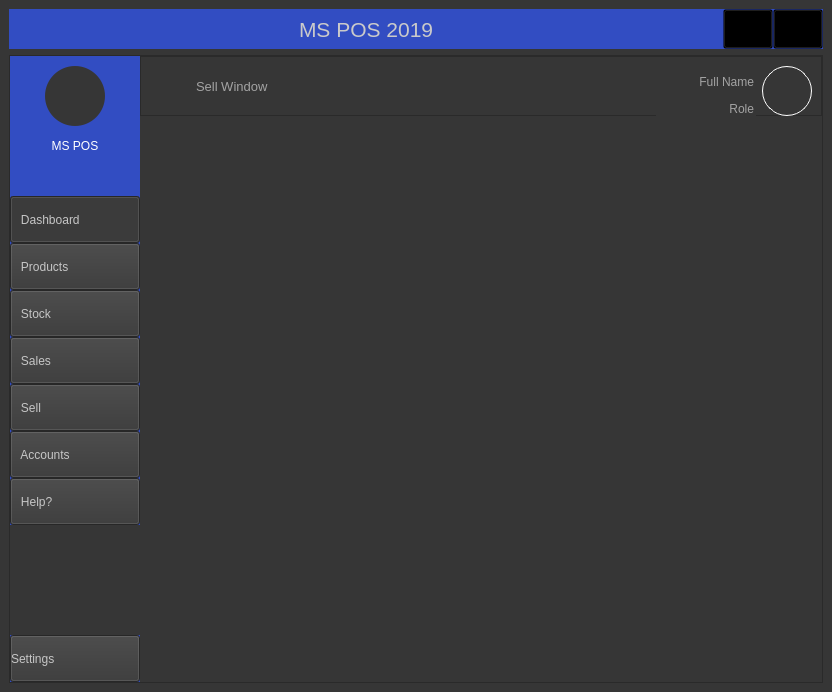
Before: the Qt Designer form msale/forms/main.ui in ermolalex/Point-Of-Sale-PyQt-PySide, drawn with Qt 5.
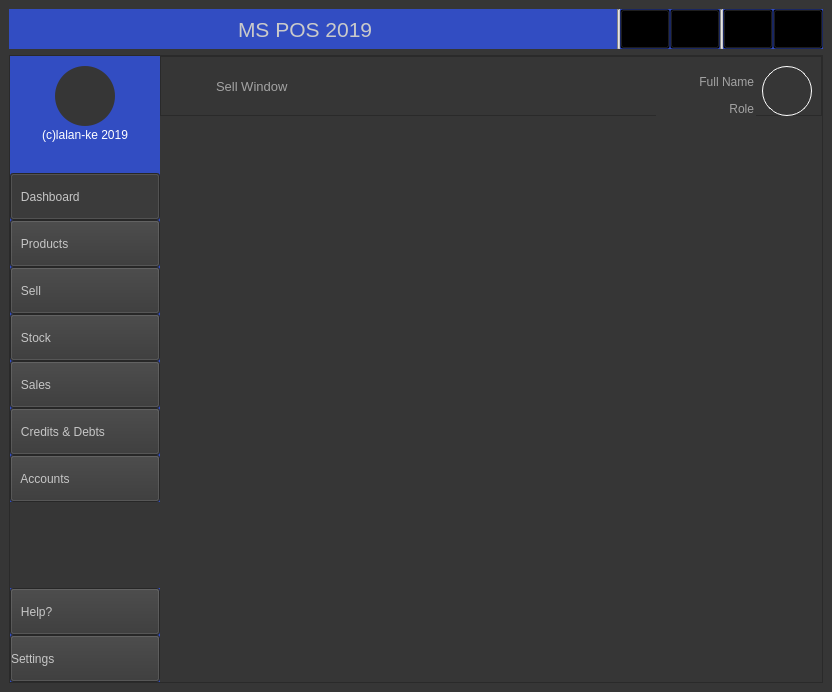
After: the same form once the commit is applied. Icons and pictures are not drawn.

```diff
--- a/msale/forms/main.ui
+++ b/msale/forms/main.ui
@@ -14,7 +14,7 @@
    <string>MainWindow</string>
   </property>
   <property name="styleSheet">
-   <string notr="true">*{
+   <string notr="true"> QWidget{
 font-size:12px Arial;
 margin:0px;
 padding:0px;
@@ -42,6 +42,35 @@
 font: 16pt ;
 color: rgb(202, 202, 202);
 background-color:Transparent
+}
+QPushButton#aboutBtn{
+background-color:Transparent;
+}
+QPushButton#helpBtn{
+background-color:Transparent;
+}
+QPushButton#aboutBtn:hover{
+background-color: rgb(28, 183, 255);
+}
+QPushButton#helpBtn:hover{
+background-color: rgb(28, 183, 255);
+}
+QPushButton#aboutBtn:pressed{
+background-color: rgba(28, 183, 255, 190);
+}
+QPushButton#helpBtn:pressed{
+background-color: rgba(28, 183, 255, 190);
+}
+
+QPushButton#notificationBtn{
+border:none;
+background-color:transparent;
+}
+QPushButton#notificationBtn:hover{
+border:2px solid white;
+}
+QPushButton#notificationBtn:pressed{
+border:3px solid grey;
 }</string>
   </property>
   <widget class="QWidget" name="centralwidget">
@@ -60,6 +89,9 @@
         <height>40</height>
        </size>
       </property>
+      <property name="styleSheet">
+       <string notr="true"/>
+      </property>
       <layout class="QHBoxLayout" name="horizontalLayout_3">
        <property name="spacing">
         <number>0</number>
@@ -103,12 +135,104 @@
          </property>
          <property name="sizeHint" stdset="0">
           <size>
-           <width>228</width>
+           <width>40</width>
            <height>20</height>
           </size>
          </property>
         </spacer>
        </item>
+       <item>
+        <widget class="QPushButton" name="notificationBtn">
+         <property name="enabled">
+          <bool>false</bool>
+         </property>
+         <property name="minimumSize">
+          <size>
+           <width>50</width>
+           <height>40</height>
+          </size>
+         </property>
+         <property name="toolTip">
+          <string>Open notifications</string>
+         </property>
+         <property name="styleSheet">
+          <string notr="true"/>
+         </property>
+         <property name="text">
+          <string/>
+         </property>
+         <property name="iconSize">
+          <size>
+           <width>32</width>
+           <height>32</height>
+          </size>
+         </property>
+        </widget>
+       </item>
+       <item>
+        <widget class="Line" name="line_2">
+         <property name="styleSheet">
+          <string notr="true">background-color:#c7c7c7;</string>
+         </property>
+         <property name="orientation">
+          <enum>Qt::Vertical</enum>
+         </property>
+        </widget>
+       </item>
+       <item>
+        <widget class="QPushButton" name="helpBtn">
+         <property name="minimumSize">
+          <size>
+           <width>50</width>
+           <height>40</height>
+          </size>
+         </property>
+         <property name="styleSheet">
+          <string notr="true"/>
+         </property>
+         <property name="text">
+          <string/>
+         </property>
+         <property name="iconSize">
+          <size>
+           <width>32</width>
+           <height>32</height>
+          </size>
+         </property>
+        </widget>
+       </item>
+       <item>
+        <widget class="QPushButton" name="aboutBtn">
+         <property name="minimumSize">
+          <size>
+           <width>50</width>
+           <height>40</height>
+          </size>
+         </property>
+         <property name="styleSheet">
+          <string notr="true"/>
+         </property>
+         <property name="text">
+          <string/>
+         </property>
+         <property name="iconSize">
+          <size>
+           <width>32</width>
+           <height>32</height>
+          </size>
+         </property>
+        </widget>
+       </item>
+       <item>
+        <widget class="Line" name="line">
+         <property name="styleSheet">
+          <string notr="true">background-color:#c7c7c7;</string>
+         </property>
+         <property name="orientation">
+          <enum>Qt::Vertical</enum>
+         </property>
+        </widget>
+       </item>
        <item>
         <widget class="QPushButton" name="MinimizeBtn">
          <property name="minimumSize">
@@ -173,7 +297,7 @@
           <widget class="QWidget" name="LeftMenu" native="true">
            <property name="minimumSize">
             <size>
-             <width>130</width>
+             <width>150</width>
              <height>0</height>
             </size>
            </property>
@@ -287,7 +411,7 @@
                  </size>
                 </property>
                 <property name="text">
-                 <string>MS POS</string>
+                 <string>(c)lalan-ke 2019</string>
                 </property>
                 <property name="alignment">
                  <set>Qt::AlignCenter</set>
@@ -373,6 +497,32 @@
               </property>
              </widget>
             </item>
+            <item>
+             <widget class="QPushButton" name="SellMenu">
+              <property name="minimumSize">
+               <size>
+                <width>0</width>
+                <height>47</height>
+               </size>
+              </property>
+              <property name="text">
+               <string>   Sell</string>
+              </property>
+              <property name="icon">
+               <iconset>
+                <normaloff>:/icons/icons/icons8_sell_52px.png</normaloff>:/icons/icons/icons8_sell_52px.png</iconset>
+              </property>
+              <property name="iconSize">
+               <size>
+                <width>32</width>
+                <height>32</height>
+               </size>
+              </property>
+              <property name="checkable">
+               <bool>true</bool>
+              </property>
+             </widget>
+            </item>
             <item>
              <widget class="QPushButton" name="StockMenu">
               <property name="minimumSize">
@@ -426,7 +576,7 @@
              </widget>
             </item>
             <item>
-             <widget class="QPushButton" name="SellMenu">
+             <widget class="QPushButton" name="CreditsMenu">
               <property name="minimumSize">
                <size>
                 <width>0</width>
@@ -434,7 +584,7 @@
                </size>
               </property>
               <property name="text">
-               <string>   Sell</string>
+               <string>   Credits &amp;&amp; Debts </string>
               </property>
               <property name="icon">
                <iconset>
@@ -477,6 +627,9 @@
               </property>
              </widget>
             </item>
+            <item>
+             <widget class="QWidget" name="widget" native="true"/>
+            </item>
             <item>
              <widget class="QPushButton" name="HelpMenu">
               <property name="minimumSize">
@@ -503,9 +656,6 @@
               </property>
              </widget>
             </item>
-            <item>
-             <widget class="QWidget" name="widget" native="true"/>
-            </item>
             <item>
              <widget class="QPushButton" name="SettingsMenu">
               <property name="minimumSize">
```
Left out of the diff: 4 changed lines with no effect on the pictures.
